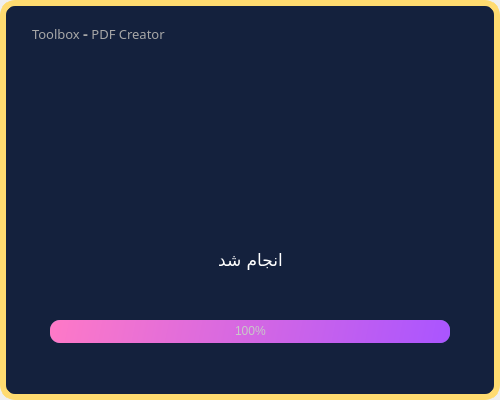
This is Ui/PDF.ui in FatemeMokhtari/ToolBox_Python as Qt 5 draws it before an edit. The edited form follows.
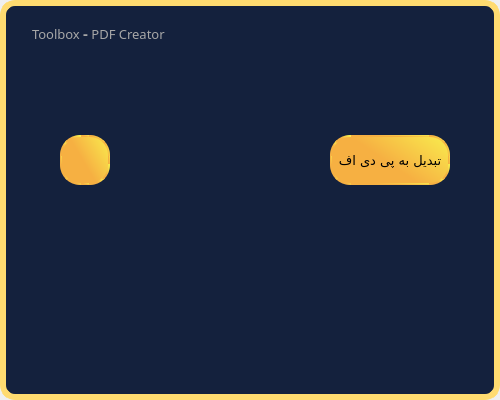
This is the edited form. Icons and pictures are not drawn.

Commit message: Add PDF Files and Ui PDF Files

The edit to the form file:
```diff
--- a/Ui/PDF.ui
+++ b/Ui/PDF.ui
@@ -102,8 +102,8 @@
     <widget class="QPushButton" name="pushButton">
      <property name="geometry">
       <rect>
-       <x>280</x>
-       <y>140</y>
+       <x>290</x>
+       <y>190</y>
        <width>20</width>
        <height>20</height>
       </rect>
@@ -132,7 +132,7 @@
      <property name="geometry">
       <rect>
        <x>60</x>
-       <y>155</y>
+       <y>135</y>
        <width>50</width>
        <height>50</height>
       </rect>
@@ -187,7 +187,7 @@
      <property name="geometry">
       <rect>
        <x>330</x>
-       <y>155</y>
+       <y>135</y>
        <width>120</width>
        <height>50</height>
       </rect>
@@ -238,9 +238,9 @@
      <property name="geometry">
       <rect>
        <x>140</x>
-       <y>135</y>
-       <width>141</width>
-       <height>35</height>
+       <y>180</y>
+       <width>151</width>
+       <height>201</height>
       </rect>
      </property>
      <property name="font">
@@ -267,7 +267,7 @@
      <property name="geometry">
       <rect>
        <x>148</x>
-       <y>170</y>
+       <y>150</y>
        <width>135</width>
        <height>36</height>
       </rect>
@@ -290,7 +290,7 @@
     <property name="geometry">
      <rect>
       <x>20</x>
-      <y>80</y>
+      <y>1100</y>
       <width>461</width>
       <height>291</height>
      </rect>
```
The commit also changes 2 other files.
